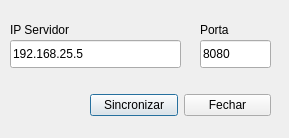
Before: the Qt Designer form Layout/Config_UI.ui in ferlete/BerryBeef, drawn with Qt 5.
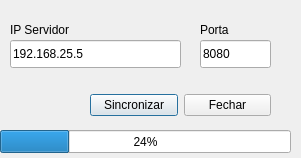
After: the same form once the commit is applied.

```diff
--- a/Layout/Config_UI.ui
+++ b/Layout/Config_UI.ui
@@ -6,8 +6,8 @@
    <rect>
     <x>0</x>
     <y>0</y>
-    <width>289</width>
-    <height>138</height>
+    <width>301</width>
+    <height>158</height>
    </rect>
   </property>
   <property name="windowTitle">
@@ -91,6 +91,19 @@
     <string>Porta</string>
    </property>
   </widget>
+  <widget class="QProgressBar" name="progressBar">
+   <property name="geometry">
+    <rect>
+     <x>0</x>
+     <y>130</y>
+     <width>291</width>
+     <height>23</height>
+    </rect>
+   </property>
+   <property name="value">
+    <number>24</number>
+   </property>
+  </widget>
  </widget>
  <resources/>
  <connections/>
```
